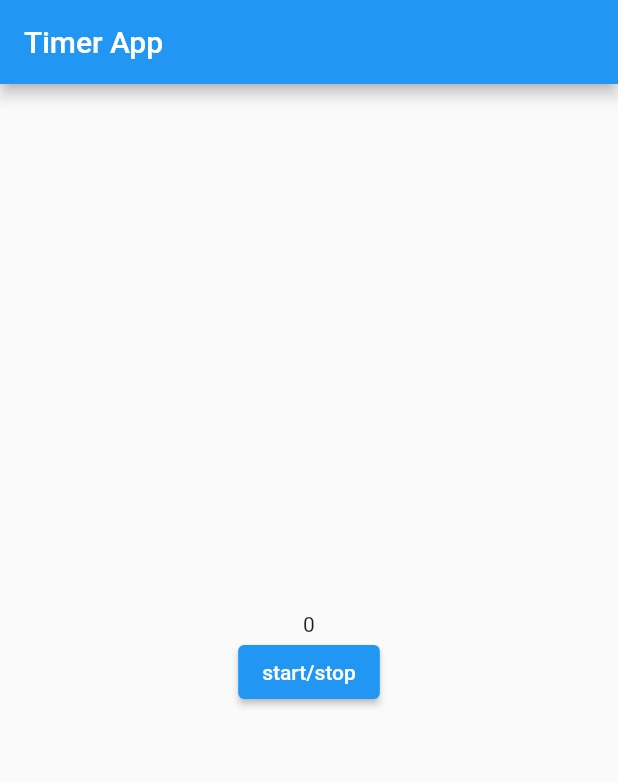
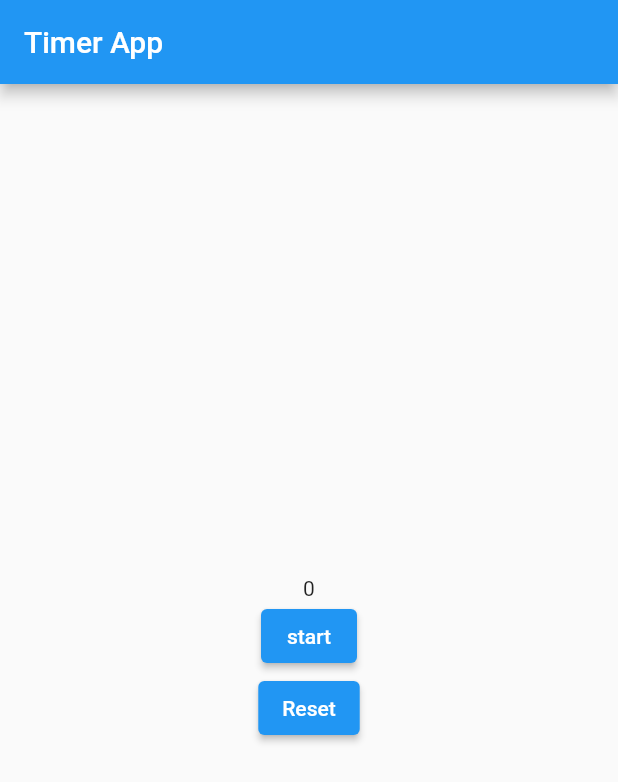
Before and after one commit to soikkea/timer_app, a Flutter app: the screen it shows after launch, on a phone screen of 412 x 824 dp. Shown: the top 782 px of the screen. Run offline on Flutter 3.47's test engine with Material 2 defaults, Android fonts, the phone set to English and light mode, and no system bars.

Commit message:
Add reset button

```diff
--- a/lib/timer.dart
+++ b/lib/timer.dart
@@ -26,13 +26,21 @@ class _TimerWidgetState extends State<TimerWidget> {
   }
 
   void toggleTimer() {
-    _running = !_running;
+    setState(() {
+      _running = !_running;
+    });
     if (_running && _timer == null) {
       startTimer();
     } else if (!_running && _timer != null) {
       _timer?.cancel();
       _timer = null;
     }
+  }
+
+  void resetValue() {
+    setState(() {
+      _value = 0;
+    });
   }
 
   @override
@@ -52,7 +60,8 @@ class _TimerWidgetState extends State<TimerWidget> {
               onPressed: () {
                 toggleTimer();
               },
-              child: Text("start/stop"))
+              child: Text(_running ? "stop" : "start")),
+          ElevatedButton(onPressed: resetValue, child: Text("Reset"))
         ],
       ),
     );
```
